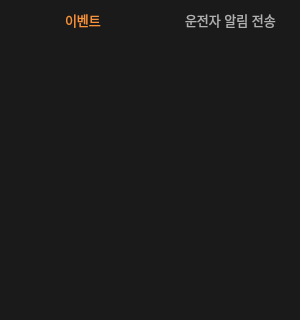
First picture: the form in dms_central/rightframe.ui, repository veda-team4/dms, before the edit; both pictures show x 0 to 300 and y 0 to 320 of the 300 by 610 pixel window.
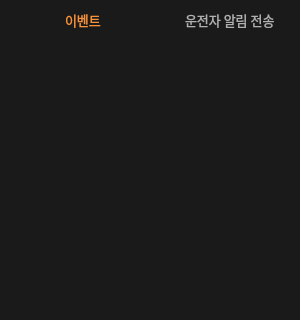
Second picture: the form after the edit. Icons and pictures are not drawn.

```diff
--- a/dms_central/rightframe.ui
+++ b/dms_central/rightframe.ui
@@ -100,7 +100,10 @@
     </property>
     <property name="font">
      <font>
+      <family>hanwhaGothic</family>
       <pointsize>10</pointsize>
+      <italic>false</italic>
+      <bold>false</bold>
      </font>
     </property>
     <property name="styleSheet">
@@ -160,7 +163,10 @@
     </property>
     <property name="font">
      <font>
+      <family>hanwhaGothic</family>
       <pointsize>10</pointsize>
+      <italic>false</italic>
+      <bold>false</bold>
      </font>
     </property>
     <property name="styleSheet">
```
Left out of the diff: 25 changed lines with no effect on the pictures.
